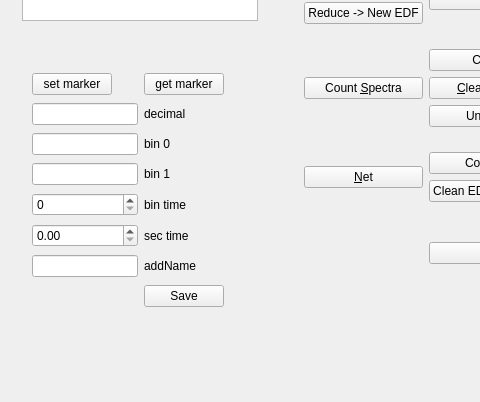
First picture: the form in mainwindow.ui, repository ArtfulVampire/SecondGUIrepo, before the edit; both pictures show x 0 to 480 and y 438 to 840 of the 1207 by 840 pixel window.
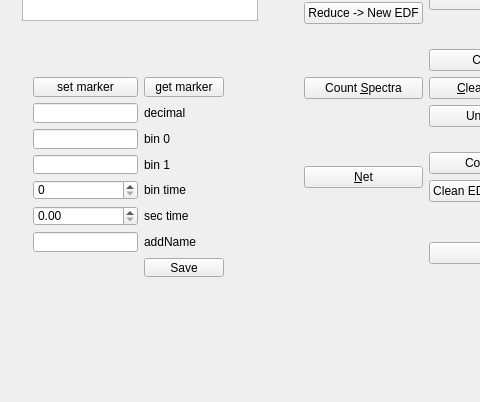
Second picture: the form after the edit.

```diff
--- a/mainwindow.ui
+++ b/mainwindow.ui
@@ -294,116 +294,6 @@
      </item>
     </layout>
    </widget>
-   <widget class="QWidget" name="layoutWidget">
-    <property name="geometry">
-     <rect>
-      <x>21</x>
-      <y>481</y>
-      <width>214</width>
-      <height>262</height>
-     </rect>
-    </property>
-    <layout class="QGridLayout" name="gridLayout_8">
-     <item row="0" column="0">
-      <layout class="QHBoxLayout" name="horizontalLayout_14">
-       <item>
-        <widget class="QPushButton" name="markerSetPushButton">
-         <property name="text">
-          <string>set marker</string>
-         </property>
-        </widget>
-       </item>
-       <item>
-        <spacer name="horizontalSpacer_10">
-         <property name="orientation">
-          <enum>Qt::Horizontal</enum>
-         </property>
-         <property name="sizeHint" stdset="0">
-          <size>
-           <width>40</width>
-           <height>20</height>
-          </size>
-         </property>
-        </spacer>
-       </item>
-      </layout>
-     </item>
-     <item row="0" column="1">
-      <widget class="QPushButton" name="markerGetPushButton">
-       <property name="text">
-        <string>get marker</string>
-       </property>
-      </widget>
-     </item>
-     <item row="1" column="0">
-      <widget class="QLineEdit" name="markerDecimalLineEdit"/>
-     </item>
-     <item row="1" column="1">
-      <widget class="QLabel" name="label_17">
-       <property name="text">
-        <string>decimal</string>
-       </property>
-      </widget>
-     </item>
-     <item row="2" column="0">
-      <widget class="QLineEdit" name="markerBin0LineEdit"/>
-     </item>
-     <item row="2" column="1">
-      <widget class="QLabel" name="label_16">
-       <property name="text">
-        <string>bin 0</string>
-       </property>
-      </widget>
-     </item>
-     <item row="3" column="0">
-      <widget class="QLineEdit" name="markerBin1LineEdit"/>
-     </item>
-     <item row="3" column="1">
-      <widget class="QLabel" name="label_19">
-       <property name="text">
-        <string>bin 1</string>
-       </property>
-      </widget>
-     </item>
-     <item row="4" column="0">
-      <widget class="QSpinBox" name="markerBinTimeSpinBox"/>
-     </item>
-     <item row="4" column="1">
-      <widget class="QLabel" name="label_18">
-       <property name="text">
-        <string>bin time</string>
-       </property>
-      </widget>
-     </item>
-     <item row="5" column="0">
-      <widget class="QDoubleSpinBox" name="markerSecTimeDoubleSpinBox"/>
-     </item>
-     <item row="5" column="1">
-      <widget class="QLabel" name="label_20">
-       <property name="text">
-        <string>sec time</string>
-       </property>
-      </widget>
-     </item>
-     <item row="6" column="0">
-      <widget class="QLineEdit" name="newEdfNameLineEdit"/>
-     </item>
-     <item row="6" column="1">
-      <widget class="QLabel" name="label_21">
-       <property name="text">
-        <string>addName</string>
-       </property>
-      </widget>
-     </item>
-     <item row="7" column="1">
-      <widget class="QPushButton" name="markerSaveEdfPushButton">
-       <property name="text">
-        <string>Save</string>
-       </property>
-      </widget>
-     </item>
-    </layout>
-   </widget>
    <widget class="QLabel" name="label_22">
     <property name="geometry">
      <rect>
@@ -849,6 +739,99 @@
      </item>
     </layout>
    </widget>
+   <widget class="QWidget" name="">
+    <property name="geometry">
+     <rect>
+      <x>22</x>
+      <y>487</y>
+      <width>213</width>
+      <height>222</height>
+     </rect>
+    </property>
+    <layout class="QGridLayout" name="matiGridLayout">
+     <item row="0" column="0">
+      <widget class="QPushButton" name="markerSetPushButton">
+       <property name="text">
+        <string>set marker</string>
+       </property>
+      </widget>
+     </item>
+     <item row="0" column="1">
+      <widget class="QPushButton" name="markerGetPushButton">
+       <property name="text">
+        <string>get marker</string>
+       </property>
+      </widget>
+     </item>
+     <item row="1" column="0">
+      <widget class="QLineEdit" name="markerDecimalLineEdit"/>
+     </item>
+     <item row="1" column="1">
+      <widget class="QLabel" name="label_17">
+       <property name="text">
+        <string>decimal</string>
+       </property>
+      </widget>
+     </item>
+     <item row="2" column="0">
+      <widget class="QLineEdit" name="markerBin0LineEdit"/>
+     </item>
+     <item row="2" column="1">
+      <widget class="QLabel" name="label_16">
+       <property name="text">
+        <string>bin 0</string>
+       </property>
+      </widget>
+     </item>
+     <item row="3" column="0">
+      <widget class="QLineEdit" name="markerBin1LineEdit"/>
+     </item>
+     <item row="3" column="1">
+      <widget class="QLabel" name="label_19">
+       <property name="text">
+        <string>bin 1</string>
+       </property>
+      </widget>
+     </item>
+     <item row="4" column="0">
+      <widget class="QSpinBox" name="markerBinTimeSpinBox"/>
+     </item>
+     <item row="4" column="1">
+      <widget class="QLabel" name="label_18">
+       <property name="text">
+        <string>bin time</string>
+       </property>
+      </widget>
+     </item>
+     <item row="5" column="0">
+      <widget class="QDoubleSpinBox" name="markerSecTimeDoubleSpinBox"/>
+     </item>
+     <item row="5" column="1">
+      <widget class="QLabel" name="label_20">
+       <property name="text">
+        <string>sec time</string>
+       </property>
+      </widget>
+     </item>
+     <item row="6" column="0">
+      <widget class="QLineEdit" name="newEdfNameLineEdit"/>
+     </item>
+     <item row="6" column="1">
+      <widget class="QLabel" name="label_21">
+       <property name="text">
+        <string>addName</string>
+       </property>
+      </widget>
+     </item>
+     <item row="7" column="1">
+      <widget class="QPushButton" name="markerSaveEdfPushButton">
+       <property name="text">
+        <string>Save</string>
+       </property>
+      </widget>
+     </item>
+    </layout>
+   </widget>
   </widget>
   <widget class="QMenuBar" name="menuBar">
    <property name="geometry">
```
Left out of the diff: 2 changed lines with no effect on the pictures.
